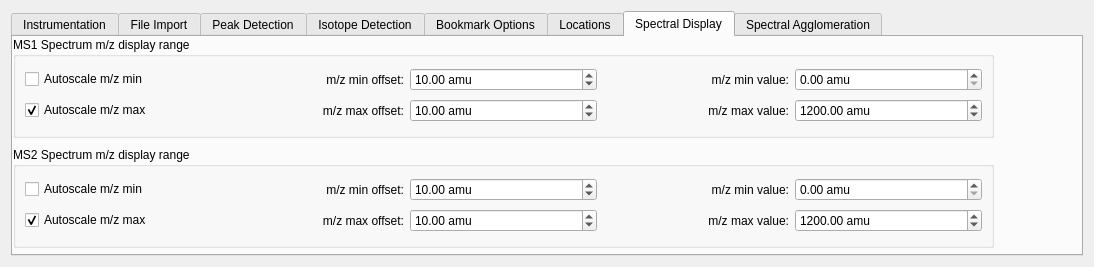
Before: the Qt Designer form src/maven/forms/settingsform.ui in eugenemel/maven, drawn with Qt 5.
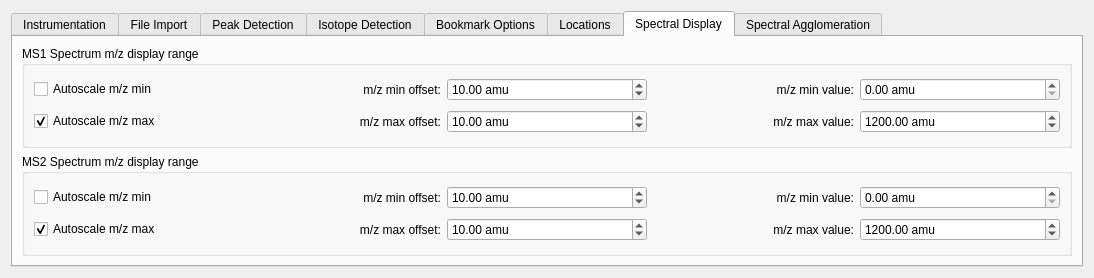
After: the same form once the commit is applied. The open tabs and pages were chosen to show the change. Icons and pictures are not drawn.

Commit message: Issue 223: Fix UI issues in settingsform.

Patch:
```diff
--- a/src/maven/forms/settingsform.ui
+++ b/src/maven/forms/settingsform.ui
@@ -7,7 +7,7 @@
     <x>0</x>
     <y>0</y>
     <width>1094</width>
-    <height>246</height>
+    <height>278</height>
    </rect>
   </property>
   <property name="sizePolicy">
@@ -859,15 +859,9 @@
       <attribute name="title">
        <string>Spectral Display</string>
       </attribute>
+      <layout class="QGridLayout" name="gridLayout_14">
+       <item row="0" column="0">
       <widget class="QGroupBox" name="grpDisplayOptions">
-       <property name="geometry">
-        <rect>
-         <x>0</x>
-         <y>0</y>
-         <width>981</width>
-         <height>101</height>
-        </rect>
-       </property>
        <property name="title">
         <string>MS1 Spectrum m/z display range</string>
        </property>
@@ -992,15 +986,9 @@
         </item>
        </layout>
       </widget>
+       </item>
+       <item row="1" column="0">
       <widget class="QGroupBox" name="grpMs2DisplayOptions">
-       <property name="geometry">
-        <rect>
-         <x>0</x>
-         <y>110</y>
-         <width>981</width>
-         <height>101</height>
-        </rect>
-       </property>
        <property name="title">
         <string>MS2 Spectrum m/z display range</string>
        </property>
@@ -1113,6 +1101,8 @@
         </item>
        </layout>
       </widget>
+       </item>
+      </layout>
      </widget>
      <widget class="QWidget" name="tabConsensusSpectra">
       <attribute name="title">
```
Left out of the diff: 90 changed lines with no effect on the pictures. Lines whose indentation alone changed are shown as unchanged.
